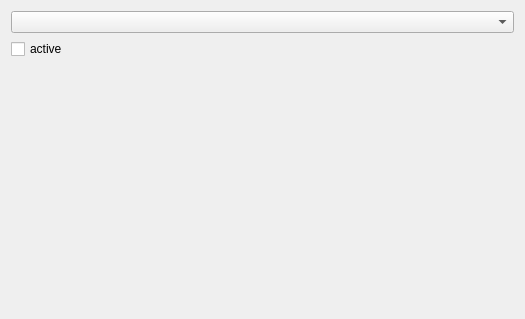
rosmed/slicer_ros2_module, file Resources/UI/qSlicerRos2ModuleWidget.ui: the form before one commit.
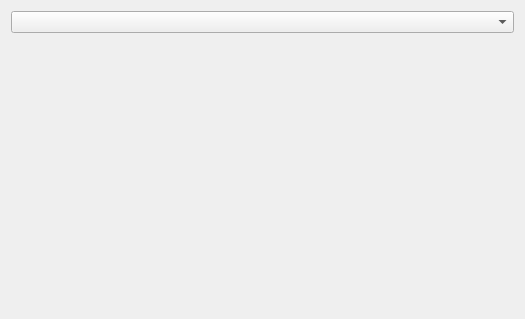
The form after the commit. Custom widgets are drawn as their Qt base class.

Commit message: Re #17: Got rid of active checkmark in widget and started / kill timer in the constructor / destructor. Now we don't have the timer bug if you close without unchecking the box.

Diff of the .ui file:
```diff
--- a/Resources/UI/qSlicerRos2ModuleWidget.ui
+++ b/Resources/UI/qSlicerRos2ModuleWidget.ui
@@ -17,13 +17,6 @@
    <item>
     <widget class="QComboBox" name="fileSelector"/>
    </item>
-   <item>
-    <widget class="QCheckBox" name="activeCheckBox">
-     <property name="text">
-      <string>active</string>
-     </property>
-    </widget>
-   </item>
    <item>
     <spacer name="verticalSpacer">
      <property name="orientation">
```
The commit also changes 3 other files.
